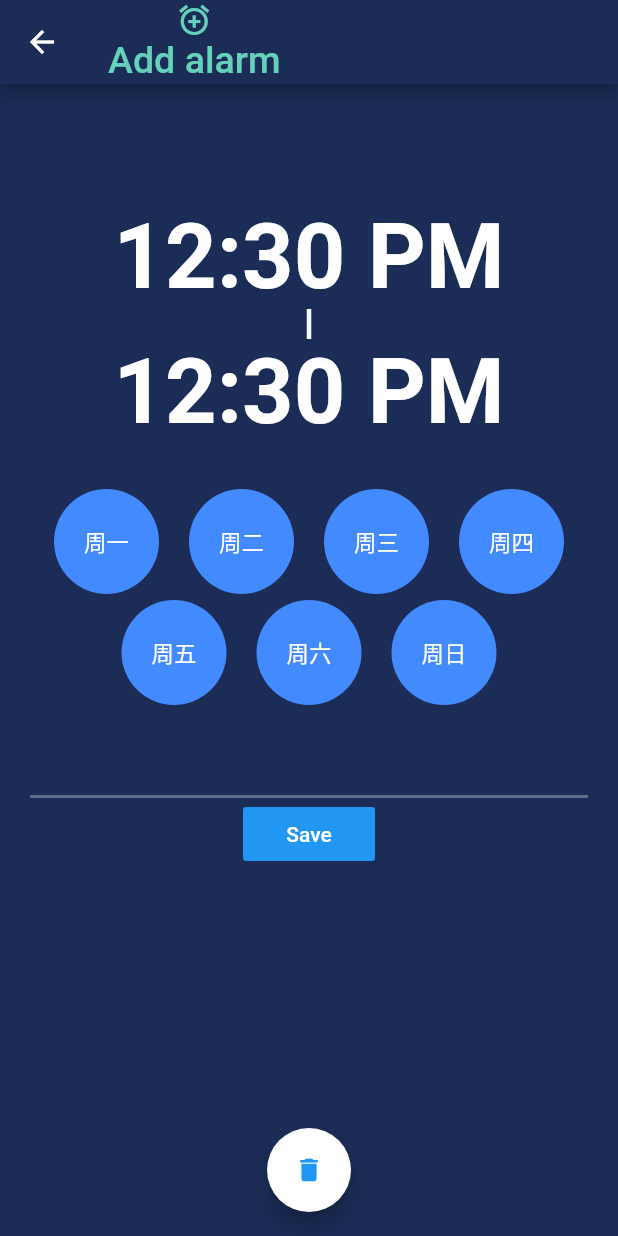
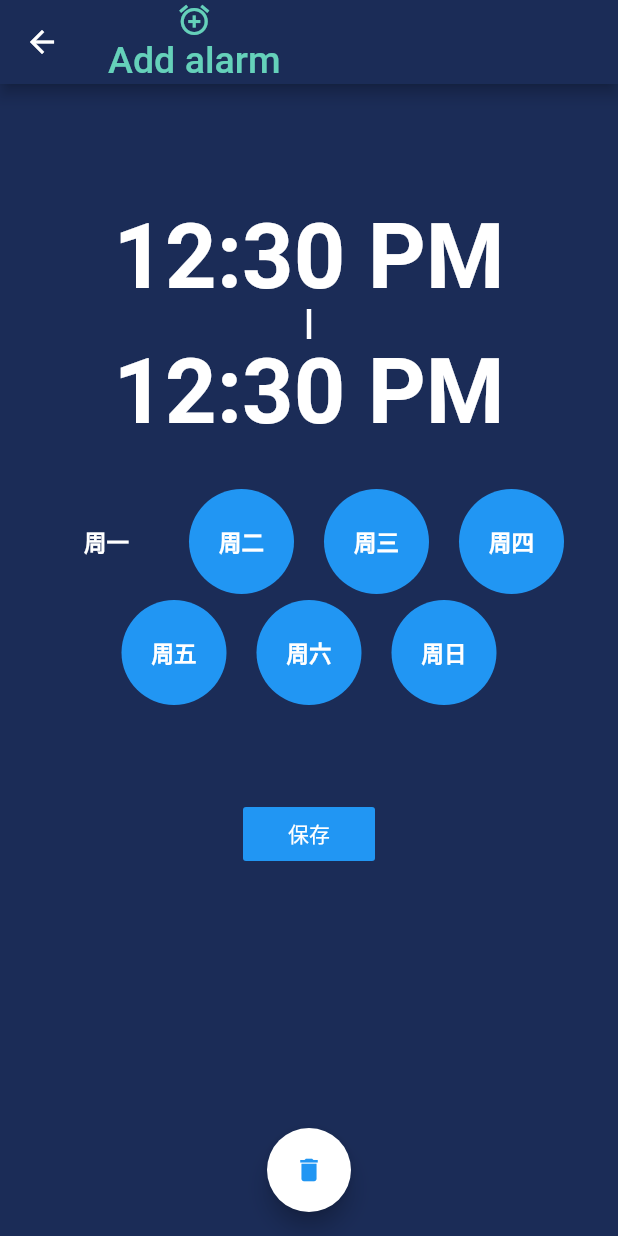
Before and after one commit to hand-sound-organization/login, a Flutter app: the AddAlarm screen opened directly, on a phone screen of 412 x 824 dp. Run offline on Flutter 3.47's test engine with Material 2 defaults, Android fonts, the phone set to English and light mode, and no system bars; our stand-ins replace flare_flutter, font_awesome_flutter.

Commit message:
add_alarm变颜色完成，删除circle_day页面

```diff
--- a/lib/door_chain/add_alarm.dart
+++ b/lib/door_chain/add_alarm.dart
@@ -1,5 +1,5 @@
 import 'package:flutter/material.dart';
-import 'circle_day.dart';
+//import 'circle_day.dart';
 
 class AddAlarm extends StatefulWidget {
   AddAlarm({Key key}) : super(key: key);
@@ -8,7 +8,7 @@
 }
 
 class _AddAlarmState extends State<AddAlarm> {
-
+  List<bool> chooseData = [false,true,true,true,true,true,true,];
   TimeOfDay _selectedTime;
   TimeOfDay _selectedTime2;
   ValueChanged<TimeOfDay> selectTime;
@@ -75,17 +75,17 @@
                 alignment: WrapAlignment.center,
                 //mainAxisAlignment: MainAxisAlignment.spaceBetween,
                 children: <Widget>[
-                  circleDay('周一', context, false),
-                  circleDay('周二', context, true),
-                  circleDay('周三', context, true),
-                  circleDay('周四', context, true),
-                  circleDay('周五', context, false),
-                  circleDay('周六', context, true),
-                  circleDay('周日', context, false),
+                  circleDay('周一', context, 0),
+                  circleDay('周二', context, 1),
+                  circleDay('周三', context, 2),
+                  circleDay('周四', context, 3),
+                  circleDay('周五', context, 4),
+                  circleDay('周六', context, 5),
+                  circleDay('周日', context, 6),
                 ],
               ),
               SizedBox(height: 60.0,),
-              SizedBox(height: 2.0, child: Container(color: Colors.white30,),),
+              SizedBox(height: 2.0, child: Container(color: Color(0x000000)),),
 //              ListTile(
 //                leading: Icon(Icons.notifications_none, color: Colors.white,),
 //                title: Text('Alarm Notification', style: TextStyle(color: Colors.white)),
@@ -99,7 +99,7 @@
 //              SizedBox(height: 60.0,),
               FlatButton(
                 color: Theme.of(context).accentColor,
-                child: Text('Save', style: TextStyle(color: Colors.white)),
+                child: Text('保存', style: TextStyle(color: Colors.white)),
                 onPressed: () => Navigator.of(context).pop()
               )
             ],
@@ -151,4 +151,33 @@
 //      _selectedTime = picked;
 //    });
 //  }
+  Widget circleDay(day, context, index){
+    return Container(
+      width: 70.0,
+      height: 70.0,
+      decoration: BoxDecoration(
+          color: (chooseData[index])?Theme.of(context).accentColor:Colors.transparent,
+          //(selected)?Theme.of(context).accentColor:Colors.transparent,
+          //Colors.blueAccent,
+          borderRadius: BorderRadius.circular(100.0)
+      ),
+      child: FlatButton(
+        onPressed: (){
+          setState(() {
+            chooseData[index]=!chooseData[index];
+          });
+          print('${chooseData[index]}');
+        },
+        child: Text(
+          day,
+          style: TextStyle(
+              color: Colors.white,
+              fontSize: 15,
+              fontWeight:FontWeight.bold
+          ),
+        ),
+        shape: CircleBorder(),
+      ),
+    );
+  }
 }
--- a/lib/door_chain/circle_day.dart
+++ b/lib/door_chain/circle_day.dart
@@ -1,26 +1,29 @@
 import 'package:flutter/material.dart';
 
-Widget circleDay(day, context, selected){
-  return Container(
-    width: 70.0,
-    height: 70.0,
-    decoration: BoxDecoration(
-      color: Colors.blueAccent,
-      //(selected)?Theme.of(context).accentColor:Colors.transparent,
-      borderRadius: BorderRadius.circular(100.0)
-    ),
-    child: FlatButton(
-      onPressed: (){
-        print('666');
-      },
-      child: Text(
-        day,
-        style: TextStyle(
-            color: Colors.white,
-            fontSize: 15
-        ),
-      ),
-      shape: CircleBorder(),
-    ),
-  );
-}
+//Widget circleDay(day, context, selected){
+//  return Container(
+//    width: 70.0,
+//    height: 70.0,
+//    decoration: BoxDecoration(
+//      color: (selected)?Theme.of(context).accentColor:Colors.transparent,
+//      //Colors.blueAccent,
+//
+//      borderRadius: BorderRadius.circular(100.0)
+//    ),
+//    child: FlatButton(
+//      onPressed: (){
+//        selected=!selected;
+//        print('666');
+//      },
+//      child: Text(
+//        day,
+//        style: TextStyle(
+//            color: Colors.white,
+//            fontSize: 15,
+//            fontWeight:FontWeight.bold
+//        ),
+//      ),
+//      shape: CircleBorder(),
+//    ),
+//  );
+//}
```
